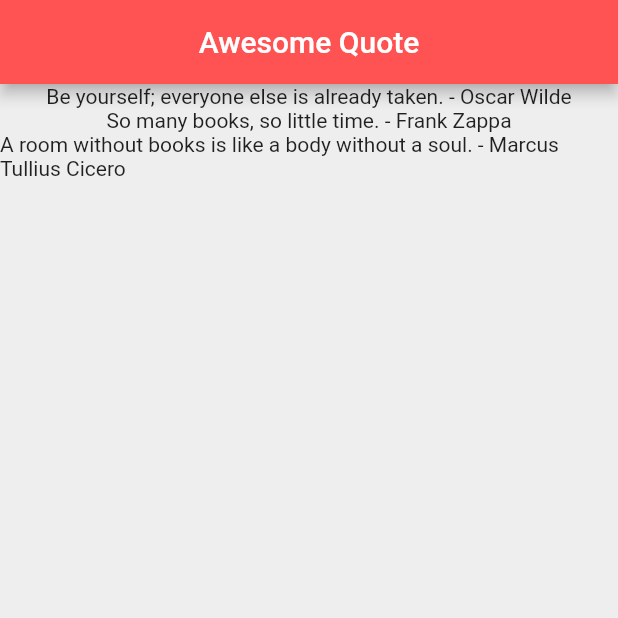
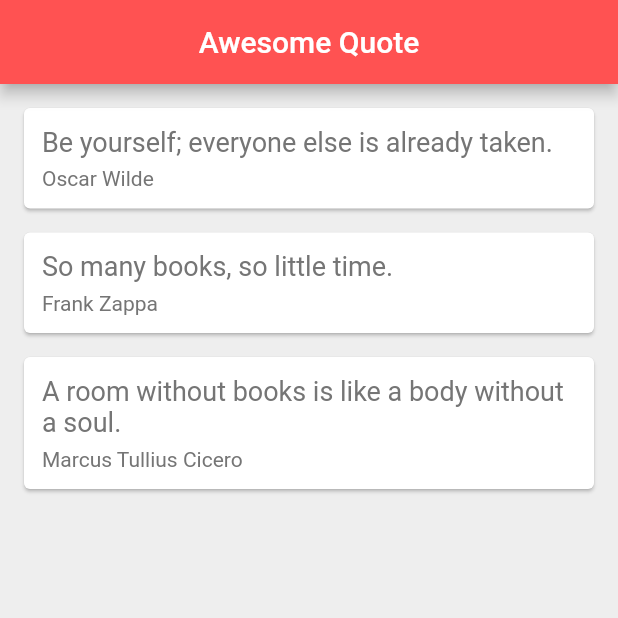
Before and after one commit to eyubech/fltcourse, a Flutter app: the screen it shows after launch, on a phone screen of 412 x 824 dp, the top half of it. Run offline on Flutter 3.47's test engine with Material 2 defaults, Android fonts, the phone set to English and light mode, and no system bars.

Commit message:
card widget

```diff
--- a/lib/main.dart
+++ b/lib/main.dart
@@ -21,11 +21,36 @@
         author: 'Marcus Tullius Cicero',
         text: "A room without books is like a body without a soul."),
   ];
-  List<String> authors = [
-    "Oscar Wilde",
-    "Frank Zappa",
-    "Marcus Tullius Cicero"
-  ];
+  Widget quoteTemplate(quote) {
+    return Card(
+        margin: EdgeInsets.fromLTRB(16.0, 16.0, 16.0, 0.0),
+        child: Padding(
+          padding: EdgeInsets.all(12.0),
+          child: Column(
+            crossAxisAlignment: CrossAxisAlignment.stretch,
+            children: <Widget>[
+              Text(
+                quote.text,
+                style: TextStyle(
+                  fontSize: 18.0,
+                  color: Colors.grey[600],
+                ),
+              ),
+              SizedBox(
+                height: 6.0,
+              ),
+              Text(
+                quote.author,
+                style: TextStyle(
+                  fontSize: 14.0,
+                  color: Colors.grey[600],
+                ),
+              )
+            ],
+          ),
+        ));
+  }
+
   @override
   Widget build(BuildContext context) {
     return Scaffold(
@@ -36,7 +61,7 @@
         backgroundColor: Colors.redAccent,
       ),
       body: Column(
-        children: quotes.map((e) => Text("${e.text} - ${e.author}")).toList(),
+        children: quotes.map((quote) => quoteTemplate(quote)).toList(),
       ),
     );
   }
```
